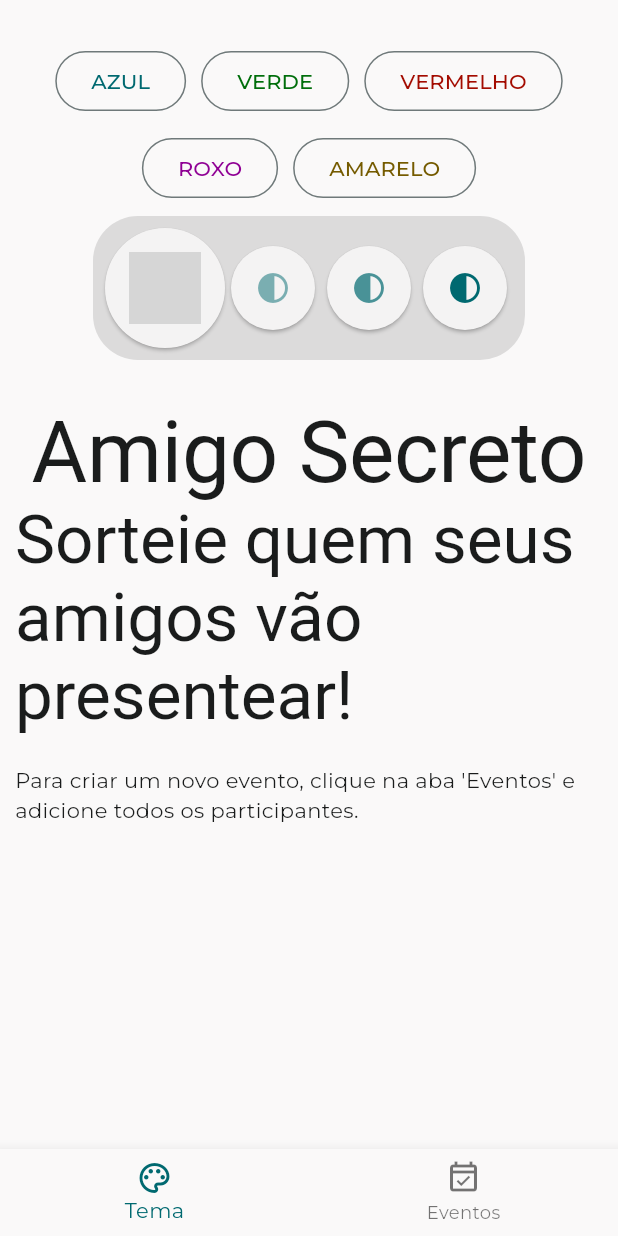
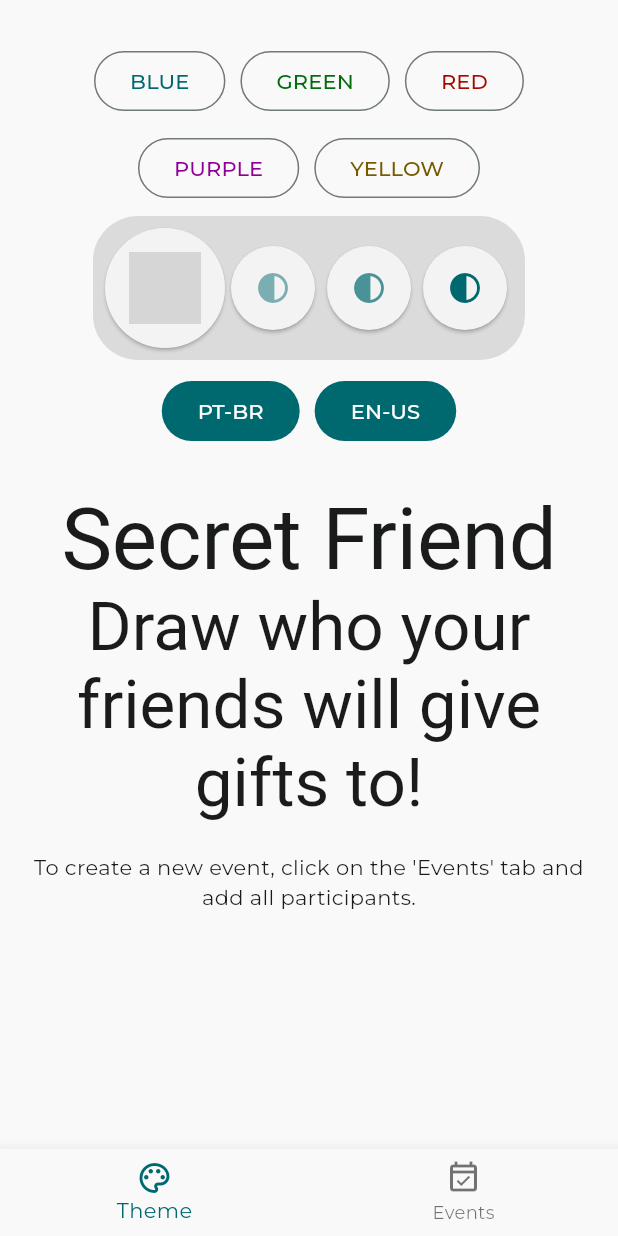
Before and after one commit to mutannejs/amigo_secreto_talp, a Flutter app: the screen it shows after launch, on a phone screen of 412 x 824 dp. Run offline on Flutter 3.47's test engine with Material 3 defaults, Android fonts, the phone set to English and light mode, and no system bars; our stand-ins replace flutter_localization, flutter_riverpod, go_router, google_fonts; missing offline and left inert: flutter_svg_icons, mailer; Roboto replaces fonts that are missing (Alegreya Sans); grey boxes are pictures that could not be loaded.

Commit message:
adicionado localizations na home e bottomnavigationbar

```diff
--- a/lib/main.dart
+++ b/lib/main.dart
@@ -1,4 +1,5 @@
 import 'dart:async';
+import 'package:amigo_secreto_talp/utils/localization/locales.dart';
 import 'package:amigo_secreto_talp/utils/theme/create_texttheme.dart';
 import 'package:amigo_secreto_talp/utils/theme/theme_colors/theme_base.dart';
 import 'package:amigo_secreto_talp/utils/theme/theme_colors/theme_blue.dart';
@@ -7,6 +8,7 @@ import 'package:flutter/material.dart';
 
 import 'package:amigo_secreto_talp/utils/router/router.dart';
 import 'package:flutter_riverpod/flutter_riverpod.dart';
+import 'package:flutter_localization/flutter_localization.dart';
 
 
 /// Tema padrão do App
@@ -17,7 +19,9 @@ StreamController<ThemeData> defaultTheme = StreamController();
 StateProvider<ThemeControl>? themeControlProvider;
 
 
-main() {
+main() async {
+  WidgetsFlutterBinding.ensureInitialized();
+  await FlutterLocalization.instance.ensureInitialized();
   runApp(ProviderScope(child: MyApp()));
 }
 
@@ -30,6 +34,22 @@ class MyApp extends ConsumerStatefulWidget {
 }
 
 class _MyAppState extends ConsumerState<MyApp> {
+  final FlutterLocalization _localization = FlutterLocalization.instance;
+
+  @override
+  void initState() {
+    _localization.init(
+      mapLocales: mapLocales,
+      initLanguageCode: 'en',
+    );
+    _localization.onTranslatedLanguage = _onTranslatedLanguage;
+    super.initState();
+  }
+
+  void _onTranslatedLanguage(Locale? locale) {
+    setState(() {});
+  }
+
   @override
   Widget build(BuildContext context) {
     /// Define as fontes padrão do App
@@ -51,6 +71,8 @@ class _MyAppState extends ConsumerState<MyApp> {
         return MaterialApp.router(
           theme: snapshot.data,
           debugShowCheckedModeBanner: false,
+          supportedLocales: _localization.supportedLocales,
+          localizationsDelegates: _localization.localizationsDelegates,
           routerConfig: router
         );
       }
--- a/lib/pages/home/components/lightbutton.dart
+++ b/lib/pages/home/components/lightbutton.dart
@@ -1,4 +1,6 @@
+import 'package:amigo_secreto_talp/utils/localization/locales.dart';
 import 'package:flutter/material.dart';
+import 'package:flutter_localization/flutter_localization.dart';
 import 'package:flutter_svg_icons/flutter_svg_icons.dart';
 
 import 'package:amigo_secreto_talp/utils/theme/theme_control.dart';
@@ -11,7 +13,8 @@ class LightButton extends StatelessWidget {
   @override
   Widget build(BuildContext context) {
     return Tooltip(
-      message: "Alterar para tema ${themeController.isLightTheme ? 'escuro' : 'claro'}",
+      message: themeController.isLightTheme ?
+          AppLocale.homeDarkThemeButtonMessage .getString(context) : AppLocale.homeLightThemeButtonMessage.getString(context),
       child: ElevatedButton.icon(
         style: ElevatedButton.styleFrom(
           shape: CircleBorder(),
--- a/lib/pages/home/components/setcolortheme.dart
+++ b/lib/pages/home/components/setcolortheme.dart
@@ -1,5 +1,7 @@
+import 'package:amigo_secreto_talp/utils/localization/locales.dart';
 import 'package:amigo_secreto_talp/utils/theme/theme_control.dart';
 import 'package:flutter/material.dart';
+import 'package:flutter_localization/flutter_localization.dart';
 
 class SetColorTheme extends StatelessWidget {
   final ThemeControl themeController;
@@ -15,23 +17,38 @@ class SetColorTheme extends StatelessWidget {
       children: [
         OutlinedButton(
           onPressed: () => themeController.setBlue(),
-          child: Text('AZUL', style: TextStyle(color: Color(0xff006970)),),
+          child: Text(
+            AppLocale.colorsBlue.getString(context).toUpperCase(),
+            style: TextStyle(color: Color(0xff006970)),
+          ),
         ),
         OutlinedButton(
           onPressed: () => themeController.setGreen(),
-          child: Text('VERDE', style: TextStyle(color: Color(0xff006e0b)),),
+          child: Text(
+            AppLocale.colorsGreen.getString(context).toUpperCase(),
+            style: TextStyle(color: Color(0xff006e0b)),
+          ),
         ),
         OutlinedButton(
           onPressed: () => themeController.setRed(),
-          child: Text('VERMELHO', style: TextStyle(color: Color(0xffa30b00)),),
+          child: Text(
+            AppLocale.colorsRed.getString(context).toUpperCase(),
+            style: TextStyle(color: Color(0xffa30b00)),
+          ),
         ),
         OutlinedButton(
           onPressed: () => themeController.setPurple(),
-          child: Text('ROXO', style: TextStyle(color: Color(0xff8f0094)),),
+          child: Text(
+            AppLocale.colorsPurple.getString(context).toUpperCase(),
+            style: TextStyle(color: Color(0xff8f0094)),
+          ),
         ),
         OutlinedButton(
           onPressed: () => themeController.setYellow(),
-          child: Text('AMARELO', style: TextStyle(color: Color(0xff755b00)),),
+          child: Text(
+            AppLocale.colorsYellow.getString(context).toUpperCase(),
+            style: TextStyle(color: Color(0xff755b00)),
+          ),
         ),
       ],
     );
--- /dev/null
+++ b/lib/pages/home/components/setlocalebuttons.dart
@@ -0,0 +1,32 @@
+import 'package:flutter/material.dart';
+import 'package:flutter_localization/flutter_localization.dart';
+
+class SetLocaleButtons extends StatefulWidget {
+  const SetLocaleButtons({super.key});
+
+  @override
+  State<SetLocaleButtons> createState() => _SetLocaleButtonsState();
+}
+
+class _SetLocaleButtonsState extends State<SetLocaleButtons> {
+  final FlutterLocalization _localization = FlutterLocalization.instance;
+
+  @override
+  Widget build(BuildContext context) {
+    return Wrap(
+      alignment: WrapAlignment.center,
+      runSpacing: 10,
+      spacing: 10,
+      children: [
+        FilledButton(
+          onPressed: () => _localization.translate('pt'),
+          child: Text('PT-BR'),
+        ),
+        FilledButton(
+          onPressed: () => _localization.translate('en'),
+          child: Text('EN-US'),
+        ),
+      ]
+    );
+  }
+}
--- a/lib/pages/home/home_page.dart
+++ b/lib/pages/home/home_page.dart
@@ -2,8 +2,11 @@ import 'package:amigo_secreto_talp/main.dart';
 import 'package:amigo_secreto_talp/pages/home/components/contrastbutton.dart';
 import 'package:amigo_secreto_talp/pages/home/components/lightbutton.dart';
 import 'package:amigo_secreto_talp/pages/home/components/setcolortheme.dart';
+import 'package:amigo_secreto_talp/pages/home/components/setlocalebuttons.dart';
+import 'package:amigo_secreto_talp/utils/localization/locales.dart';
 import 'package:amigo_secreto_talp/utils/theme/theme_control.dart';
 import 'package:flutter/material.dart';
+import 'package:flutter_localization/flutter_localization.dart';
 import 'package:flutter_riverpod/flutter_riverpod.dart';
 
 class HomePage extends ConsumerStatefulWidget {
@@ -39,26 +42,46 @@ class _HomePageState extends ConsumerState<HomePage> {
                 mainAxisSize: MainAxisSize.min,
                 children: [
                   LightButton(themeController: themeController),
-                  ConstrastButton(themeController: themeController, contrast: ContrastEn.standard, message: "Contraste padrão"),
-                  ConstrastButton(themeController: themeController, contrast: ContrastEn.medium, message: "Médio Contraste"),
-                  ConstrastButton(themeController: themeController, contrast: ContrastEn.high, message: "Alto Contraste"),
+                  ConstrastButton(
+                    themeController: themeController,
+                    contrast: ContrastEn.standard,
+                    message: AppLocale.homeStandardContrast.getString(context)
+                  ),
+                  ConstrastButton(
+                    themeController: themeController,
+                    contrast: ContrastEn.medium,
+                    message: AppLocale.homeMediumContrast.getString(context)
+                  ),
+                  ConstrastButton(
+                    themeController: themeController,
+                    contrast: ContrastEn.high,
+                    message: AppLocale.homeHighContrast.getString(context)
+                  ),
                 ],
               ),
             ),
 
+            const SizedBox(height: 10),
+
+            SetLocaleButtons(),
+
             const SizedBox(height: 30),
+
             Text(
-              'Amigo Secreto',
+              AppLocale.homeTitle.getString(context),
               style: Theme.of(context).textTheme.displayLarge,
+              textAlign: TextAlign.center,
             ),
             Text(
-              'Sorteie quem seus amigos vão presentear!',
+              AppLocale.homeSubtitle.getString(context),
               style: Theme.of(context).textTheme.displayMedium,
+              textAlign: TextAlign.center,
             ),
             const SizedBox(height: 20),
             Text(
-              'Para criar um novo evento, clique na aba \'Eventos\' e adicione todos os participantes.',
-              style: Theme.of(context).textTheme.bodyMedium
+              AppLocale.homeText.getString(context),
+              style: Theme.of(context).textTheme.bodyMedium,
+              textAlign: TextAlign.center,
             ),
           ]
         )
--- /dev/null
+++ b/lib/utils/localization/locale_en.dart
@@ -0,0 +1,22 @@
+const enVariables = {
+  "navigationBarTheme": 'Theme',
+  "navigationBarEvents": 'Events',
+
+  "colorsBlue": 'blue',
+  "colorsGreen": 'green',
+  "colorsPurple": 'purple',
+  "colorsRed": 'red',
+  "colorsYellow": 'yellow',
+
+  "homeTitle": 'Secret Friend',
+  "homeSubtitle": 'Draw who your friends will give gifts to!',
+  "homeText": 'To create a new event, click on the \'Events\' tab and add all participants.',
+
+  "homeLightThemeButtonMessage": 'Change for light theme',
+  "homeDarkThemeButtonMessage": 'Change for dark theme',
+
+  "homeStandardContrast": 'Standard Contrast',
+  "homeMediumContrast": 'Medium Contrast',
+  "homeHighContrast": 'High Contrast',
+
+};
--- /dev/null
+++ b/lib/utils/localization/locale_pt.dart
@@ -0,0 +1,21 @@
+const ptVariables = {
+  "navigationBarTheme": 'Tema',
+  "navigationBarEvents": 'Eventos',
+
+  "colorsBlue": 'azul',
+  "colorsGreen": 'verde',
+  "colorsPurple": 'roxo',
+  "colorsRed": 'vermelho',
+  "colorsYellow": 'amarelo',
+
+  "homeTitle": 'Amigo Secreto',
+  "homeSubtitle": 'Sorteie quem seus amigos vão presentear!',
+  "homeText": 'Para criar um novo evento, clique na aba \'Eventos\' e adicione todos os participantes.',
+
+  "homeLightThemeButtonMessage": 'Alterar para tema claro',
+  "homeDarkThemeButtonMessage": 'Alterar para tema escuro',
+
+  "homeStandardContrast": 'Contraste Padrão',
+  "homeMediumContrast": 'Contraste Médio',
+  "homeHighContrast": 'Alto Contraste',
+};
--- /dev/null
+++ b/lib/utils/localization/locales.dart
@@ -0,0 +1,64 @@
+import 'package:amigo_secreto_talp/utils/localization/locale_en.dart';
+import 'package:amigo_secreto_talp/utils/localization/locale_pt.dart';
+import 'package:flutter_localization/flutter_localization.dart';
+
+mixin AppLocale {
+  static const String navigationBarTheme = 'navigationBarTheme';
+  static const String navigationBarEvents = 'navigationBarEvents';
+
+  static const String colorsBlue = 'colorsBlue';
+  static const String colorsGreen = 'colorsGreen';
+  static const String colorsPurple = 'colorsPurple';
+  static const String colorsRed = 'colorsRed';
+  static const String colorsYellow = 'colorsYellow';
+
+  static const String homeTitle = 'homeTitle';
+  static const String homeSubtitle = 'homeSubtitle';
+  static const String homeText = 'homeText';
+
+  static const String homeLightThemeButtonMessage = 'homeLightThemeButtonMessage';
+  static const String homeDarkThemeButtonMessage = 'homeDarkThemeButtonMessage';
+
+  static const String homeStandardContrast = 'homeStandardContrast';
+  static const String homeMediumContrast = 'homeMediumContrast';
+  static const String homeHighContrast = 'homeHighContrast';
+
+  static const Map<String, dynamic> PT = ptVariables;
+  static const Map<String, dynamic> EN = enVariables;
+
+  // static const Map<String, dynamic> KM = {
+  //   title: 'ការធ្វើមូលដ្ឋានីយកម្ម',
+  //   thisIs: 'នេះគឺជាកញ្ចប់%a កំណែ%a.',
+  // };
+  // static const Map<String, dynamic> JA = {
+  //   title: 'ローカリゼーション',
+  //   thisIs: 'これは%aパッケージ、バージョン%aです。',
+  // };
+}
+
+const mapLocales = [
+  MapLocale(
+    'en',
+    AppLocale.EN,
+    countryCode: 'US',
+    fontFamily: 'Font EN',
+  ),
+  MapLocale(
+    'pt',
+    AppLocale.PT,
+    countryCode: 'BR',
+    fontFamily: 'Font PT',
+  ),
+  // MapLocale(
+  //   'km',
+  //   AppLocale.KM,
+  //   countryCode: 'KH',
+  //   fontFamily: 'Font KM',
+  // ),
+  // MapLocale(
+  //   'ja',
+  //   AppLocale.JA,
+  //   countryCode: 'JP',
+  //   fontFamily: 'Font JA',
+  // ),
+];
--- a/lib/utils/router/bottom_navigation_bar.dart
+++ b/lib/utils/router/bottom_navigation_bar.dart
@@ -1,4 +1,6 @@
+import 'package:amigo_secreto_talp/utils/localization/locales.dart';
 import 'package:flutter/material.dart';
+import 'package:flutter_localization/flutter_localization.dart';
 import 'package:go_router/go_router.dart';
 
 class BottomNavigationBarScaffold extends StatefulWidget {
@@ -36,9 +38,9 @@ class _BottomNavigationBarScaffoldState
       bottomNavigationBar: BottomNavigationBar(
         onTap: changeTab,
         currentIndex: currentIndex,
-        items: const [
-          BottomNavigationBarItem(icon: Icon(Icons.palette_outlined), label: 'Tema'),
-          BottomNavigationBarItem(icon: Icon(Icons.event_available_outlined), label: 'Eventos'),
+        items: [
+          BottomNavigationBarItem(icon: Icon(Icons.palette_outlined), label: AppLocale.navigationBarTheme.getString(context)),
+          BottomNavigationBarItem(icon: Icon(Icons.event_available_outlined), label: AppLocale.navigationBarEvents.getString(context)),
         ],
       ),
     );
--- a/pubspec.yaml
+++ b/pubspec.yaml
@@ -41,6 +41,7 @@ dependencies:
   flutter_riverpod: ^2.6.1
   flutter_svg_icons: ^0.0.1+4
   mailer: ^6.3.0
+  flutter_localization: ^0.3.1
 
 dev_dependencies:
   flutter_test:
```
Also changed, not shown: pubspec.lock, 5 other files.
